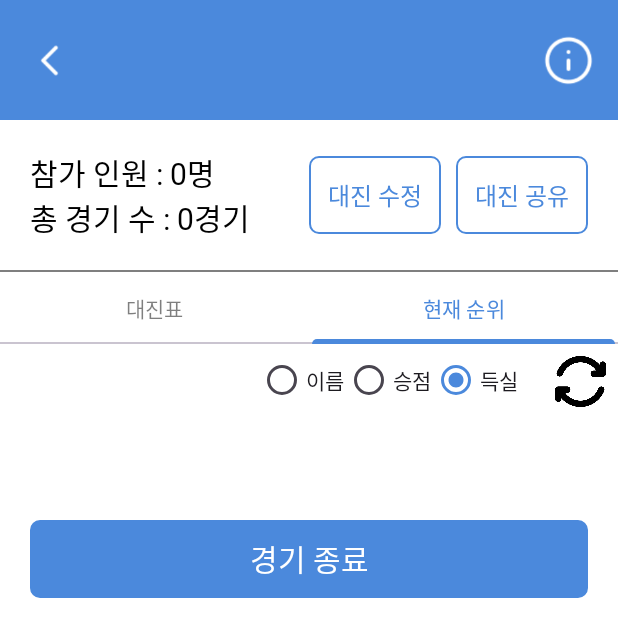
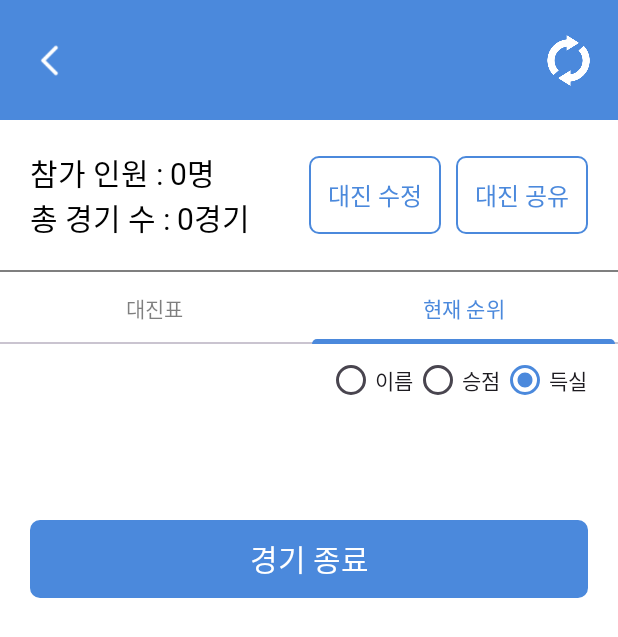
Before and after one commit to Kuneosu/Mintoners, an Android app: the MatchMainFragment screen opened through its navigation route, tab 2 chosen, on a phone screen of 412 x 824 dp. Shown: the top 637 px of the screen. Run offline under Robolectric (Android 15) with nearby library versions, the phone set to English and light mode, and no system bars; our stand-ins replace Dagger/Hilt's generated code.

Commit message:
MatchMainListFragment Drag&Drop, Swipe 기능 추가

```diff
--- a/app/src/main/java/com/kuneosu/mintoners/ui/adapter/MatchGamesAdapter.kt
+++ b/app/src/main/java/com/kuneosu/mintoners/ui/adapter/MatchGamesAdapter.kt
@@ -36,7 +36,7 @@ class MatchGamesAdapter(private val matchViewModel: MatchViewModel) :
     private lateinit var itemTouchHelper: ItemTouchHelper
 
     fun setItemTouchHelper(recyclerView: RecyclerView) {
-        itemTouchHelper = ItemTouchHelper(SimpleSwipeHelperCallback(this))
+        itemTouchHelper = ItemTouchHelper(SimpleSwipeHelperCallback(this, ItemTouchHelper.LEFT))
         itemTouchHelper.attachToRecyclerView(recyclerView)
     }
 
--- a/app/src/main/java/com/kuneosu/mintoners/ui/adapter/MatchMainListAdapter.kt
+++ b/app/src/main/java/com/kuneosu/mintoners/ui/adapter/MatchMainListAdapter.kt
@@ -2,18 +2,22 @@ package com.kuneosu.mintoners.ui.adapter
 
 import android.annotation.SuppressLint
 import android.graphics.Color
+import android.util.Log
 import android.view.LayoutInflater
 import android.view.ViewGroup
 import androidx.recyclerview.widget.DiffUtil
+import androidx.recyclerview.widget.ItemTouchHelper
 import androidx.recyclerview.widget.ListAdapter
 import androidx.recyclerview.widget.RecyclerView
 import com.kuneosu.mintoners.data.model.Game
 import com.kuneosu.mintoners.databinding.MatchMainListItemBinding
 import com.kuneosu.mintoners.ui.viewmodel.MatchViewModel
 import com.kuneosu.mintoners.util.ItemTouchHelperListener
+import com.kuneosu.mintoners.util.SimpleSwipeHelperCallback
+import java.util.Collections
 
 class MatchMainListAdapter(private val matchViewModel: MatchViewModel) :
-    ListAdapter<Game, MatchMainListAdapter.MatchListViewHolder>(diffUtil) {
+    ListAdapter<Game, MatchMainListAdapter.MatchListViewHolder>(diffUtil), ItemTouchHelperListener{
     companion object {
         val diffUtil = object : DiffUtil.ItemCallback<Game>() {
             override fun areItemsTheSame(oldItem: Game, newItem: Game): Boolean {
@@ -24,6 +28,15 @@ class MatchMainListAdapter(private val matchViewModel: MatchViewModel) :
                 return oldItem == newItem
             }
         }
+    }
+
+    private lateinit var itemTouchHelper: ItemTouchHelper
+    private var fromPosition = -1
+    private var toPosition = -1
+
+    fun setItemTouchHelper(recyclerView: RecyclerView) {
+        itemTouchHelper = ItemTouchHelper(SimpleSwipeHelperCallback(this, ItemTouchHelper.RIGHT))
+        itemTouchHelper.attachToRecyclerView(recyclerView)
     }
 
     override fun getItemCount(): Int {
@@ -42,6 +55,14 @@ class MatchMainListAdapter(private val matchViewModel: MatchViewModel) :
 
     inner class MatchListViewHolder(private val binding: MatchMainListItemBinding) :
         RecyclerView.ViewHolder(binding.root) {
+
+        init {
+            // 뷰 홀더 초기화 시 드래그 핸들러 설정
+            binding.root.setOnLongClickListener {
+                itemTouchHelper.startDrag(this)
+                true
+            }
+        }
         @SuppressLint("SetTextI18n")
         fun bind(game: Game) {
             displayWithGameState(game)
@@ -106,4 +127,30 @@ class MatchMainListAdapter(private val matchViewModel: MatchViewModel) :
         }
     }
 
+    override fun onItemMove(fromPosition: Int, toPosition: Int): Boolean {
+        if (fromPosition < currentList.size && toPosition < currentList.size) {
+            this.fromPosition = fromPosition
+            this.toPosition = toPosition
+            Log.d("onMove", "onItemMove: fromPosition = $fromPosition, toPosition = $toPosition")
+            return true
+        }
+        return false
+    }
+
+    override fun onStopDrag() {
+        if (fromPosition < 0 || toPosition < 0) {
+            return
+        } else {
+            val list = currentList.toMutableList()
+            Collections.swap(list, fromPosition, toPosition)
+            matchViewModel.updateGameList(list)
+            fromPosition = -1
+            toPosition = -1
+        }
+    }
+
+    override fun onSwiped(position: Int) {
+//        Log.d("ItemTouch", "onSwiped: ")
+    }
+
 }
--- a/app/src/main/java/com/kuneosu/mintoners/ui/fragments/MatchMainFragment.kt
+++ b/app/src/main/java/com/kuneosu/mintoners/ui/fragments/MatchMainFragment.kt
@@ -55,6 +55,10 @@ class MatchMainFragment : Fragment() {
         infoDialogSetting()
         moveButtonSetting()
         initPager()
+
+        binding.matchMainTopSync.setOnClickListener {
+            matchViewModel.updatePoint(string = "Sync Button")
+        }
 
         binding.matchMainTopBack.setOnClickListener {
             callback.handleOnBackPressed()
@@ -179,7 +183,7 @@ class MatchMainFragment : Fragment() {
     }
 
     private fun infoDialogSetting() {
-        binding.matchMainTopInfo.setOnClickListener {
+        binding.matchMainTopTitle.setOnClickListener {
             val infoTitle = "대회명 : ${matchViewModel.match.value?.matchName ?: ""}"
             val infoDate = "대회일자 : ${dateToString(matchViewModel.match.value?.matchDate)}"
             val infoPoint = "승점 : ${matchViewModel.match.value?.matchPoint ?: ""}"
--- a/app/src/main/java/com/kuneosu/mintoners/ui/fragments/MatchMainListFragment.kt
+++ b/app/src/main/java/com/kuneosu/mintoners/ui/fragments/MatchMainListFragment.kt
@@ -41,7 +41,10 @@ class MatchMainListFragment : Fragment() {
     private fun matchMainAdapterSetting() {
         matchMainListAdapter = MatchMainListAdapter(matchViewModel)
         binding.matchMainListRecyclerView.adapter = matchMainListAdapter
-        matchMainListAdapter.submitList(matchViewModel.games.value)
+        matchMainListAdapter.setItemTouchHelper(binding.matchMainListRecyclerView)
+        matchViewModel.games.observe(viewLifecycleOwner, Observer {
+            matchMainListAdapter.submitList(it)
+        })
         binding.matchMainListRecyclerView.layoutManager = LinearLayoutManager(context)
     }
 
--- a/app/src/main/java/com/kuneosu/mintoners/ui/fragments/MatchMainRankFragment.kt
+++ b/app/src/main/java/com/kuneosu/mintoners/ui/fragments/MatchMainRankFragment.kt
@@ -47,9 +47,6 @@ class MatchMainRankFragment : Fragment() {
 
         binding.matchMainRankSortRadioGroup.setOnCheckedChangeListener { _, radio ->
             rankAdapterSetting(radio)
-        }
-        binding.matchMainRankSyncButton.setOnClickListener {
-            matchViewModel.updatePoint(string = "Sync Button")
         }
     }
 
--- a/app/src/main/res/layout/fragment_match_main.xml
+++ b/app/src/main/res/layout/fragment_match_main.xml
@@ -34,16 +34,16 @@
             android:textColor="@color/white"
             android:textSize="@dimen/text_large"
             app:layout_constraintBottom_toBottomOf="parent"
-            app:layout_constraintEnd_toStartOf="@+id/match_main_top_info"
+            app:layout_constraintEnd_toStartOf="@+id/match_main_top_sync"
             app:layout_constraintStart_toEndOf="@+id/match_main_top_back"
             app:layout_constraintTop_toTopOf="parent" />
 
         <ImageView
-            android:id="@+id/match_main_top_info"
+            android:id="@+id/match_main_top_sync"
             android:layout_width="@dimen/match_main_top_bar_icon_size"
             android:layout_height="@dimen/match_main_top_bar_icon_size"
             android:padding="@dimen/padding_small"
-            android:src="@drawable/match_main_info"
+            android:src="@drawable/syncronize"
             app:layout_constraintBottom_toBottomOf="parent"
             app:layout_constraintEnd_toEndOf="parent"
             app:layout_constraintTop_toTopOf="parent" />
--- a/app/src/main/res/layout/fragment_match_main_rank.xml
+++ b/app/src/main/res/layout/fragment_match_main_rank.xml
@@ -25,6 +25,7 @@
             android:id="@+id/match_main_rank_sort_radio_group"
             android:layout_width="wrap_content"
             android:layout_height="wrap_content"
+            android:layout_marginEnd="@dimen/margin_default"
             android:orientation="horizontal">
 
             <RadioButton
@@ -47,15 +48,6 @@
                 android:text="득실" />
         </RadioGroup>
 
-        <ImageView
-            android:id="@+id/match_main_rank_sync_button"
-            android:layout_width="@dimen/match_main_top_bar_icon_size"
-            android:layout_height="@dimen/match_main_top_bar_icon_size"
-            android:layout_marginStart="@dimen/margin_medium"
-            android:contentDescription="@string/sync_button"
-            android:padding="@dimen/padding_small"
-            android:src="@drawable/sync"
-            android:textSize="@dimen/text_medium" />
     </LinearLayout>
 
     <LinearLayout
```
Also changed, not shown: app/src/main/java/com/kuneosu/mintoners/util/SimpleSwipeHelperCallback.kt (+18 -5 lines), app/src/main/res/drawable/syncronize.png (added), 1 other file.
